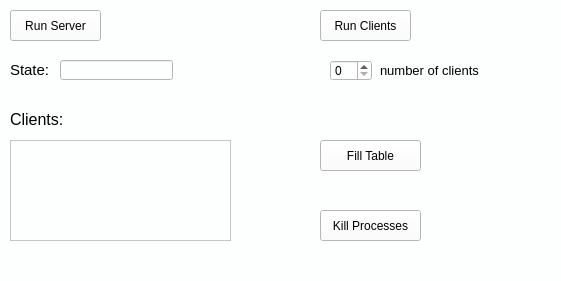
The window that runner/runner/mainwindow.ui (senoron/Lab_11_OS) describes before a commit, drawn with Qt 5.
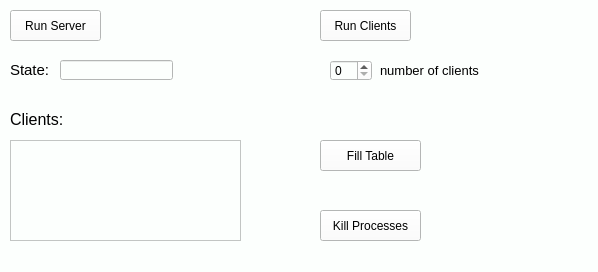
The same window after the commit.

Diff of the .ui file:
```diff
--- a/runner/runner/mainwindow.ui
+++ b/runner/runner/mainwindow.ui
@@ -6,8 +6,8 @@
    <rect>
     <x>0</x>
     <y>0</y>
-    <width>561</width>
-    <height>281</height>
+    <width>598</width>
+    <height>272</height>
    </rect>
   </property>
   <property name="windowTitle">
@@ -76,16 +76,6 @@
      <string>&lt;html&gt;&lt;head/&gt;&lt;body&gt;&lt;p&gt;&lt;span style=&quot; font-size:12pt;&quot;&gt;Clients:&lt;/span&gt;&lt;/p&gt;&lt;/body&gt;&lt;/html&gt;</string>
     </property>
    </widget>
-   <widget class="QTextEdit" name="textEdit_clients">
-    <property name="geometry">
-     <rect>
-      <x>10</x>
-      <y>140</y>
-      <width>221</width>
-      <height>101</height>
-     </rect>
-    </property>
-   </widget>
    <widget class="QPushButton" name="pushButton_run_serveer">
     <property name="geometry">
      <rect>
@@ -138,6 +128,16 @@
      <string>Fill Table</string>
     </property>
    </widget>
+   <widget class="QListWidget" name="list_client">
+    <property name="geometry">
+     <rect>
+      <x>10</x>
+      <y>140</y>
+      <width>231</width>
+      <height>101</height>
+     </rect>
+    </property>
+   </widget>
   </widget>
  </widget>
  <resources/>
```
